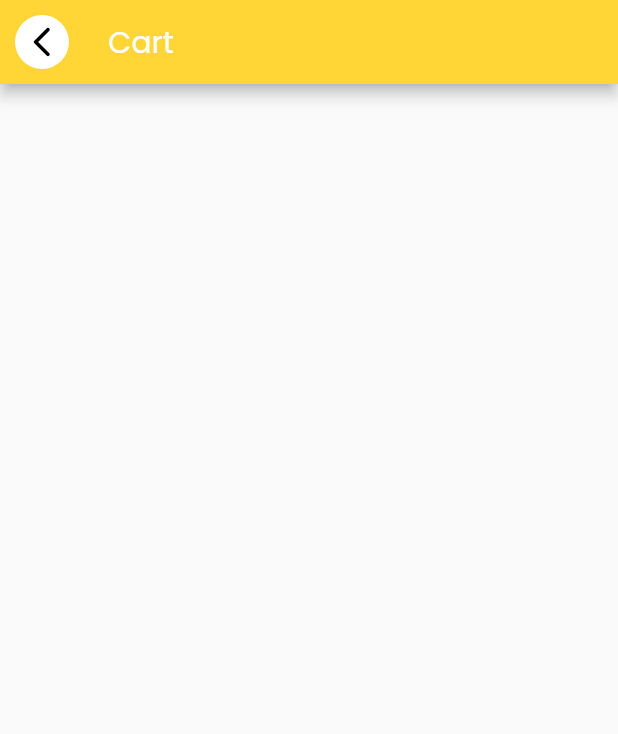
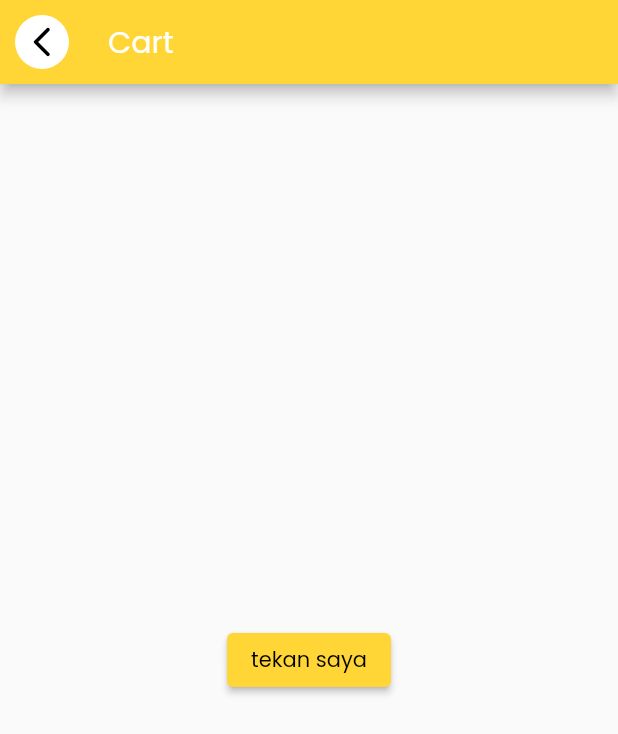
Before and after one commit to Yoga3911/breadify, a Flutter app: the CartPage screen opened by its route, on a phone screen of 412 x 824 dp. Shown: the top 734 px of the screen. Run offline on Flutter 3.47's test engine with Material 2 defaults, Android fonts, the phone set to English and light mode, and no system bars; our stand-ins replace auto_size_text, cached_network_image, cloud_firestore, firebase_auth, firebase_core, flutter_spinkit and 7 more; missing offline and left inert: flutter_facebook_auth; accounts and stored records are empty.

Commit message:
add button in cart page for navigate to checkout page

```diff
--- a/lib/app/views/cart/cart.dart
+++ b/lib/app/views/cart/cart.dart
@@ -1,4 +1,7 @@
 import 'package:flutter/material.dart';
+import 'package:project/app/views/cart/checkout.dart';
+
+import '../../routes/route.dart';
 
 class CartPage extends StatelessWidget {
   const CartPage({Key? key}) : super(key: key);
@@ -23,6 +26,10 @@ class CartPage extends StatelessWidget {
           ),
         ),
       ),
+      body: Center(
+          child: ElevatedButton(
+              onPressed: () => Navigator.pushNamed(context, Routes.checkout),
+              child: const Text("tekan saya"))),
     );
   }
 }
```
